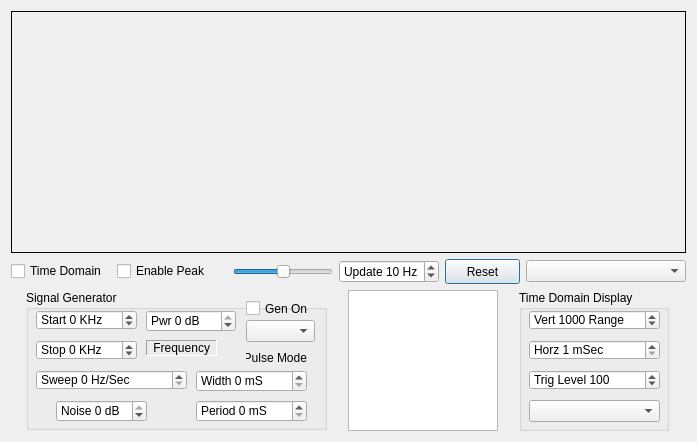
Above: macforms/testbench.ui from rafael2k/CuteSDR before the change. Below: the same form after it.
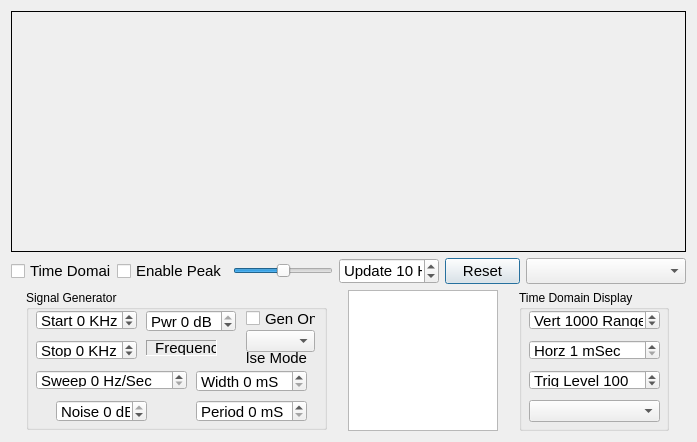
That is the form after the change.

Commit message: updated mac forms

The edit to the form file:
```diff
--- a/macforms/testbench.ui
+++ b/macforms/testbench.ui
@@ -67,6 +67,11 @@
          <height>17</height>
         </size>
        </property>
+       <property name="font">
+        <font>
+         <pointsize>11</pointsize>
+        </font>
+       </property>
        <property name="text">
         <string>Time Domain</string>
        </property>
@@ -86,6 +91,11 @@
          <height>0</height>
         </size>
        </property>
+       <property name="font">
+        <font>
+         <pointsize>11</pointsize>
+        </font>
+       </property>
        <property name="text">
         <string>Enable Peak</string>
        </property>
@@ -142,6 +152,11 @@
          <height>20</height>
         </size>
        </property>
+       <property name="font">
+        <font>
+         <pointsize>11</pointsize>
+        </font>
+       </property>
        <property name="suffix">
         <string> Hz</string>
        </property>
@@ -176,6 +191,11 @@
          <height>25</height>
         </size>
        </property>
+       <property name="font">
+        <font>
+         <pointsize>11</pointsize>
+        </font>
+       </property>
        <property name="text">
         <string>Reset</string>
        </property>
@@ -195,6 +215,11 @@
          <height>22</height>
         </size>
        </property>
+       <property name="font">
+        <font>
+         <pointsize>11</pointsize>
+        </font>
+       </property>
       </widget>
      </item>
     </layout>
@@ -233,6 +258,11 @@
           <height>0</height>
          </size>
         </property>
+        <property name="font">
+         <font>
+          <pointsize>11</pointsize>
+         </font>
+        </property>
         <property name="focusPolicy">
          <enum>Qt::NoFocus</enum>
         </property>
@@ -255,6 +285,11 @@
           <height>20</height>
          </rect>
         </property>
+        <property name="font">
+         <font>
+          <pointsize>11</pointsize>
+         </font>
+        </property>
         <property name="suffix">
          <string> Hz/Sec</string>
         </property>
@@ -280,6 +315,11 @@
           <height>20</height>
          </rect>
         </property>
+        <property name="font">
+         <font>
+          <pointsize>11</pointsize>
+         </font>
+        </property>
         <property name="suffix">
          <string> KHz</string>
         </property>
@@ -305,6 +345,11 @@
           <height>20</height>
          </rect>
         </property>
+        <property name="font">
+         <font>
+          <pointsize>11</pointsize>
+         </font>
+        </property>
         <property name="suffix">
          <string> KHz</string>
         </property>
@@ -330,6 +375,11 @@
           <height>22</height>
          </rect>
         </property>
+        <property name="font">
+         <font>
+          <pointsize>11</pointsize>
+         </font>
+        </property>
         <property name="suffix">
          <string> dB</string>
         </property>
@@ -358,6 +408,11 @@
           <height>0</height>
          </size>
         </property>
+        <property name="font">
+         <font>
+          <pointsize>11</pointsize>
+         </font>
+        </property>
         <property name="suffix">
          <string> dB</string>
         </property>
@@ -375,7 +430,7 @@
         <property name="geometry">
          <rect>
           <x>220</x>
-          <y>10</y>
+          <y>20</y>
           <width>70</width>
           <height>17</height>
          </rect>
@@ -386,6 +441,11 @@
           <height>0</height>
          </size>
         </property>
+        <property name="font">
+         <font>
+          <pointsize>11</pointsize>
+         </font>
+        </property>
         <property name="text">
          <string>Gen On</string>
         </property>
@@ -405,6 +465,11 @@
           <height>0</height>
          </size>
         </property>
+        <property name="font">
+         <font>
+          <pointsize>11</pointsize>
+         </font>
+        </property>
         <property name="suffix">
          <string> mS</string>
         </property>
@@ -433,6 +498,11 @@
           <height>0</height>
          </size>
         </property>
+        <property name="font">
+         <font>
+          <pointsize>11</pointsize>
+         </font>
+        </property>
         <property name="suffix">
          <string> mS</string>
         </property>
@@ -455,6 +525,11 @@
           <height>16</height>
          </rect>
         </property>
+        <property name="font">
+         <font>
+          <pointsize>11</pointsize>
+         </font>
+        </property>
         <property name="text">
          <string>Pulse Mode</string>
         </property>
@@ -466,11 +541,16 @@
         <property name="geometry">
          <rect>
           <x>220</x>
-          <y>30</y>
+          <y>40</y>
           <width>69</width>
           <height>22</height>
          </rect>
         </property>
+        <property name="font">
+         <font>
+          <pointsize>11</pointsize>
+         </font>
+        </property>
         <property name="currentText">
          <string/>
         </property>
@@ -546,6 +626,11 @@
           <verstretch>0</verstretch>
          </sizepolicy>
         </property>
+        <property name="font">
+         <font>
+          <pointsize>11</pointsize>
+         </font>
+        </property>
         <property name="suffix">
          <string> Range</string>
         </property>
@@ -574,6 +659,11 @@
           <height>20</height>
          </rect>
         </property>
+        <property name="font">
+         <font>
+          <pointsize>11</pointsize>
+         </font>
+        </property>
         <property name="suffix">
          <string> mSec</string>
         </property>
@@ -599,6 +689,11 @@
           <height>20</height>
          </rect>
         </property>
+        <property name="font">
+         <font>
+          <pointsize>11</pointsize>
+         </font>
+        </property>
         <property name="suffix">
          <string/>
         </property>
```
Left out of the diff: 6 changed lines with no effect on the pictures. The commit also changes 4 other files.
